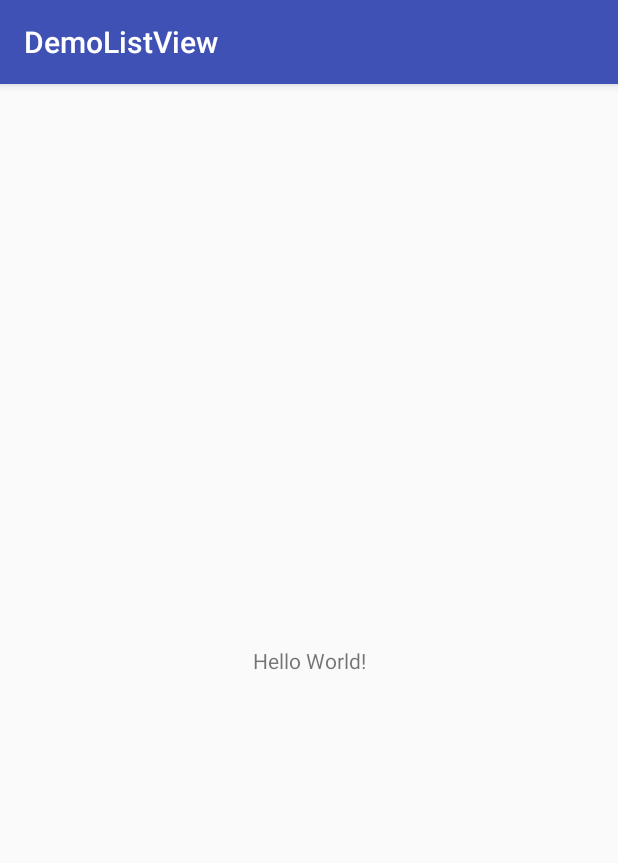
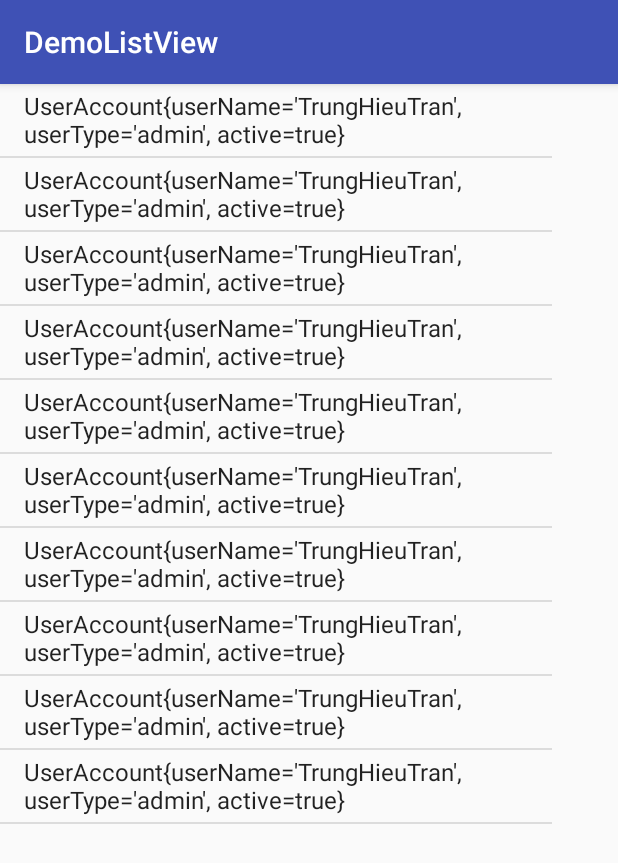
Before and after one commit to HieuTranTrung1204/TrainingAndroid, an Android app: the screen it shows after launch (MainActivity), on a phone screen of 412 x 824 dp. Shown: the top 863 px of the screen. Run offline under Robolectric (Android 15) with nearby library versions, the phone set to English and light mode, and no system bars.

Commit message:
+ implement ListView simple

```diff
--- a/Session05_ListView/app/src/main/java/hieutratrung/com/demolistview/MainActivity.java
+++ b/Session05_ListView/app/src/main/java/hieutratrung/com/demolistview/MainActivity.java
@@ -2,6 +2,12 @@ package hieutratrung.com.demolistview;
 
 import android.support.v7.app.AppCompatActivity;
 import android.os.Bundle;
+import android.util.Log;
+import android.view.View;
+import android.widget.AdapterView;
+import android.widget.ArrayAdapter;
+import android.widget.ListView;
+import android.widget.Toast;
 
 public class MainActivity extends AppCompatActivity {
 
@@ -9,5 +15,55 @@ public class MainActivity extends AppCompatActivity {
     protected void onCreate(Bundle savedInstanceState) {
         super.onCreate(savedInstanceState);
         setContentView(R.layout.activity_main);
+
+        // 01. Get Listview form UI
+        ListView listView = (ListView)findViewById(R.id.listview);
+
+        // 02. Create data source
+
+        // data
+        UserAccount user1 = new UserAccount("TrungHieuTran", "admin" , true);
+
+        UserAccount user2 = new UserAccount();
+        user2.setUserName("NguyenVanTeo");
+        user2.setUserType("Mod");
+        user2.setActive(true);
+        // data source
+        UserAccount[] arr = new UserAccount[]{
+                user1,
+                user1,
+                user1,
+                user1,
+                user1,
+                user1,
+                user1,
+                user1,
+                user1,
+                user1,
+                user1,
+                user1,
+                user1,
+                user1,
+                user1,
+                user1,
+                user1,
+                user1,
+                user1,
+                user2
+        };
+        // 03. Create Adapter
+        ArrayAdapter<UserAccount> userAccountArrayAdapter = new ArrayAdapter<UserAccount>(this, android.R.layout.simple_list_item_1, arr);
+
+        // 04. Apply adapter for ListView
+        listView.setAdapter(userAccountArrayAdapter);
+        listView.setOnItemClickListener(new AdapterView.OnItemClickListener() {
+            @Override
+            public void onItemClick(AdapterView<?> adapterView, View view, int i, long l) {
+                Log.e("listview","vi tri: "+i);
+                Toast.makeText(MainActivity.this, "vi tri: "+i,
+                        Toast.LENGTH_SHORT).show();
+            }
+        });
+
     }
 }
--- /dev/null
+++ b/Session05_ListView/app/src/main/java/hieutratrung/com/demolistview/UserAccount.java
@@ -0,0 +1,57 @@
+package hieutratrung.com.demolistview;
+
+import java.io.Serializable;
+
+/**
+ * Created by TrungHieuTran on 12/1/2017.
+ */
+
+public class UserAccount implements Serializable {
+    private String userName;
+    private String userType;
+
+    private boolean active;
+
+
+    public UserAccount() {
+    }
+
+    public UserAccount(String userName, String userType, boolean active) {
+        this.userName = userName;
+        this.userType = userType;
+        this.active = active;
+    }
+
+    public String getUserName() {
+        return userName;
+    }
+
+    public void setUserName(String userName) {
+        this.userName = userName;
+    }
+
+    public String getUserType() {
+        return userType;
+    }
+
+    public void setUserType(String userType) {
+        this.userType = userType;
+    }
+
+    public boolean isActive() {
+        return active;
+    }
+
+    public void setActive(boolean active) {
+        this.active = active;
+    }
+
+    @Override
+    public String toString() {
+        return "UserAccount{" +
+                "userName='" + userName + '\'' +
+                ", userType='" + userType + '\'' +
+                ", active=" + active +
+                '}';
+    }
+}
--- a/Session05_ListView/app/src/main/res/layout/activity_main.xml
+++ b/Session05_ListView/app/src/main/res/layout/activity_main.xml
@@ -1,18 +1,15 @@
 <?xml version="1.0" encoding="utf-8"?>
-<android.support.constraint.ConstraintLayout xmlns:android="http://schemas.android.com/apk/res/android"
+<LinearLayout xmlns:android="http://schemas.android.com/apk/res/android"
     xmlns:app="http://schemas.android.com/apk/res-auto"
     xmlns:tools="http://schemas.android.com/tools"
     android:layout_width="match_parent"
     android:layout_height="match_parent"
     tools:context="hieutratrung.com.demolistview.MainActivity">
 
-    <TextView
-        android:layout_width="wrap_content"
-        android:layout_height="wrap_content"
-        android:text="Hello World!"
-        app:layout_constraintBottom_toBottomOf="parent"
-        app:layout_constraintLeft_toLeftOf="parent"
-        app:layout_constraintRight_toRightOf="parent"
-        app:layout_constraintTop_toTopOf="parent" />
-
-</android.support.constraint.ConstraintLayout>
+    <ListView
+        android:id="@+id/listview"
+        android:layout_width="368dp"
+        android:layout_height="495dp"
+        tools:layout_editor_absoluteX="8dp"
+        tools:layout_editor_absoluteY="8dp" />
+</LinearLayout>
```
